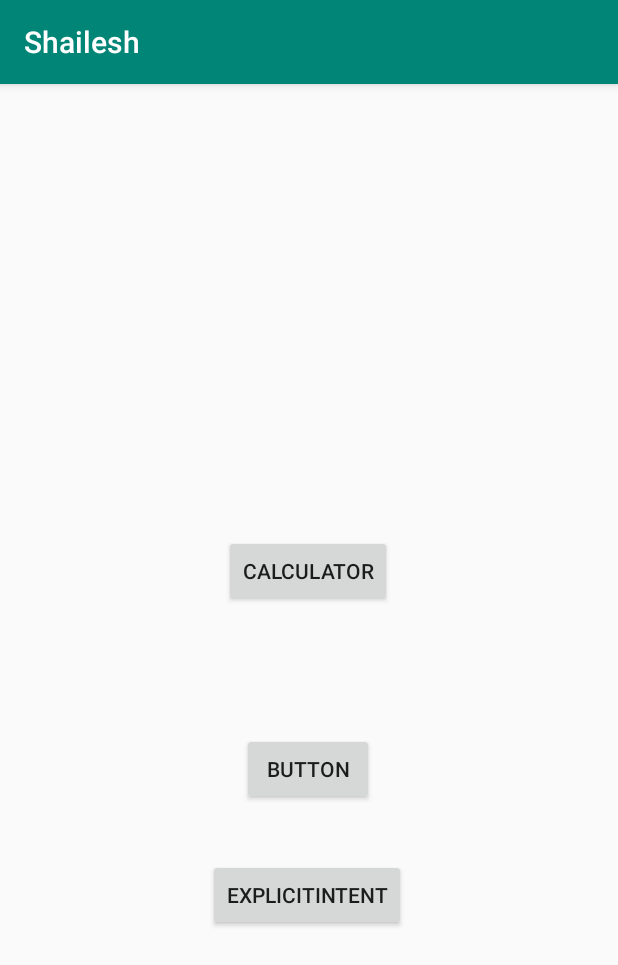
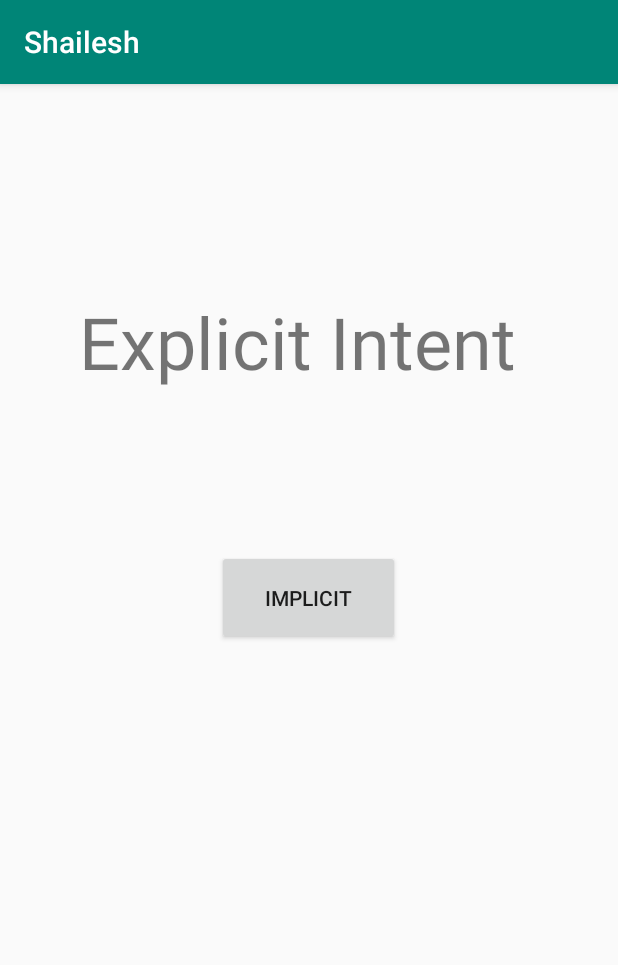
Before and after one commit to Shailesh1297/android-class, an Android app: the screen it shows after launch (MainActivity before the commit, ImplicitIntent after it), after a tap on "EXPLICITINTENT", on a phone screen of 412 x 824 dp. Shown: the top 965 px of the screen. Run offline under Robolectric (Android 15) with nearby library versions, the phone set to English and light mode, and no system bars.

Commit message:
added Implicit Intent activity

```diff
--- a/app/src/main/AndroidManifest.xml
+++ b/app/src/main/AndroidManifest.xml
@@ -9,7 +9,7 @@
         android:roundIcon="@mipmap/ic_launcher_round"
         android:supportsRtl="true"
         android:theme="@style/AppTheme">
-
+        <activity android:name=".intents.ImplicitIntent"></activity>
         <activity android:name=".simplecalculator.SimpleCalculator" />
         <activity android:name=".calculator.Calculator" />
         <activity android:name=".MainActivity">
@@ -19,7 +19,6 @@
                 <category android:name="android.intent.category.LAUNCHER" />
             </intent-filter>
         </activity>
-
     </application>
 
 </manifest>
--- a/app/src/main/java/com/example/shailesh/MainActivity.java
+++ b/app/src/main/java/com/example/shailesh/MainActivity.java
@@ -11,6 +11,7 @@ import android.widget.Toast;
 
 import com.example.shailesh.calculator.Calculator;
 
+import com.example.shailesh.intents.ImplicitIntent;
 import com.example.shailesh.simplecalculator.SimpleCalculator;
 
 public class MainActivity extends AppCompatActivity {
@@ -46,12 +47,12 @@ public class MainActivity extends AppCompatActivity {
             }
         });
 
-        //Implicit Intent
+        //Explicit Intent
         butReg.setOnClickListener(new View.OnClickListener() {
             @Override
             public void onClick(View v) {
-                Intent intent=new Intent(Intent.ACTION_VIEW);
-                intent.setData(Uri.parse("https://www.google.com/"));
+                Intent intent=new Intent(getBaseContext(), ImplicitIntent.class);
+
                 startActivity(intent);
             }
         });
--- /dev/null
+++ b/app/src/main/java/com/example/shailesh/intents/ImplicitIntent.java
@@ -0,0 +1,35 @@
+package com.example.shailesh.intents;
+
+import androidx.appcompat.app.AppCompatActivity;
+
+import android.content.Intent;
+import android.net.Uri;
+import android.os.Bundle;
+import android.view.View;
+import android.widget.Button;
+import android.widget.TextView;
+
+import com.example.shailesh.R;
+
+public class ImplicitIntent extends AppCompatActivity {
+
+    TextView explicit_txt;
+    Button implicit_but;
+    @Override
+    protected void onCreate(Bundle savedInstanceState) {
+        super.onCreate(savedInstanceState);
+        setContentView(R.layout.activity_implicit_intent);
+
+        implicit_but=findViewById(R.id.implicit_intent);
+
+        //Implicit Intent
+        implicit_but.setOnClickListener(new View.OnClickListener() {
+            @Override
+            public void onClick(View v) {
+                Intent intent=new Intent(Intent.ACTION_VIEW);
+                intent.setData(Uri.parse("https://www.google.com/"));
+                startActivity(intent);
+            }
+        });
+    }
+}
--- /dev/null
+++ b/app/src/main/res/layout/activity_implicit_intent.xml
@@ -0,0 +1,33 @@
+<?xml version="1.0" encoding="utf-8"?>
+<androidx.constraintlayout.widget.ConstraintLayout xmlns:android="http://schemas.android.com/apk/res/android"
+    xmlns:app="http://schemas.android.com/apk/res-auto"
+    xmlns:tools="http://schemas.android.com/tools"
+    android:layout_width="match_parent"
+    android:layout_height="match_parent"
+    tools:context=".intents.ImplicitIntent">
+
+    <TextView
+        android:id="@+id/explicit_txt"
+        android:layout_width="wrap_content"
+        android:layout_height="wrap_content"
+        android:text="Explicit Intent"
+        android:textSize="48sp"
+        app:layout_constraintBottom_toBottomOf="parent"
+        app:layout_constraintEnd_toEndOf="parent"
+        app:layout_constraintHorizontal_bias="0.437"
+        app:layout_constraintStart_toStartOf="parent"
+        app:layout_constraintTop_toTopOf="parent"
+        app:layout_constraintVertical_bias="0.198" />
+
+    <Button
+        android:id="@+id/implicit_intent"
+        android:layout_width="122dp"
+        android:layout_height="63dp"
+        android:text="Implicit"
+        app:layout_constraintBottom_toBottomOf="parent"
+        app:layout_constraintEnd_toEndOf="parent"
+        app:layout_constraintHorizontal_bias="0.498"
+        app:layout_constraintStart_toStartOf="parent"
+        app:layout_constraintTop_toBottomOf="@+id/explicit_txt"
+        app:layout_constraintVertical_bias="0.213" />
+</androidx.constraintlayout.widget.ConstraintLayout>
```
